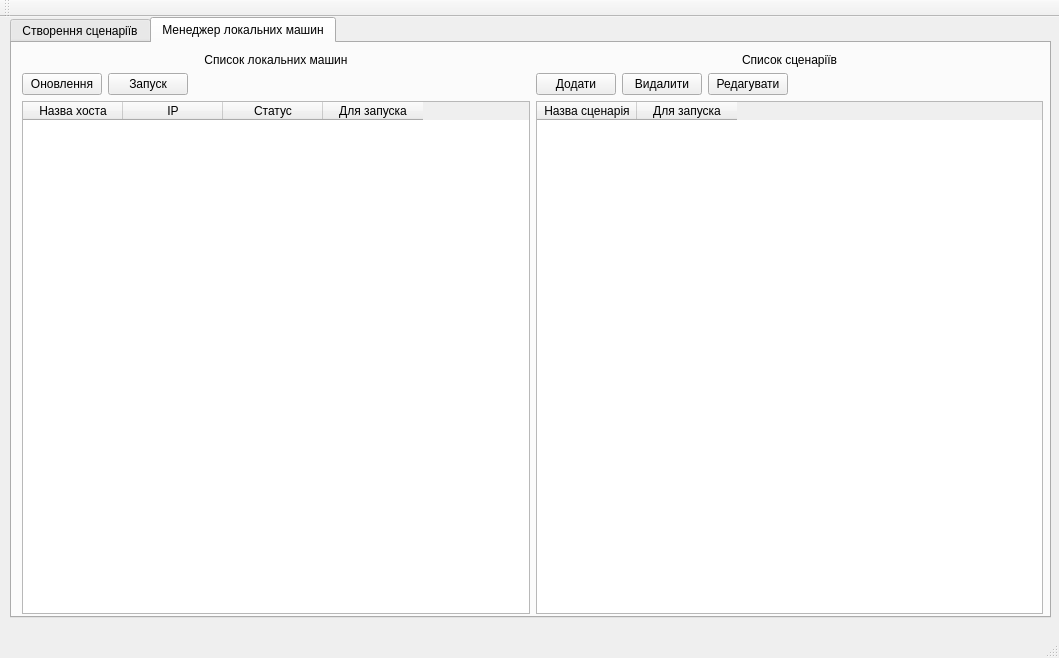
Qt form mainwindow.ui (sweetcolor/WinAutoInstaller) before a commit.
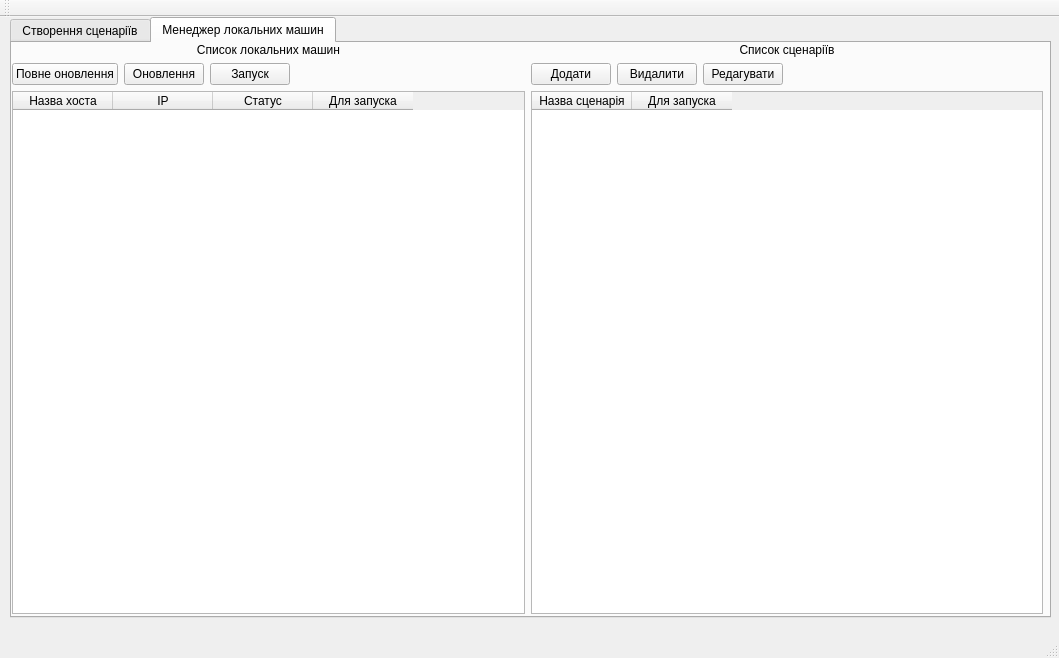
The same form after that commit.

Commit message: fetch and update hosts list from database

```diff
--- a/mainwindow.ui
+++ b/mainwindow.ui
@@ -146,16 +146,16 @@
      <attribute name="title">
       <string>Менеджер локальних машин</string>
      </attribute>
-     <widget class="QWidget" name="">
+     <widget class="QWidget" name="layoutWidget">
       <property name="geometry">
        <rect>
-        <x>10</x>
-        <y>10</y>
-        <width>1021</width>
-        <height>561</height>
+        <x>0</x>
+        <y>0</y>
+        <width>1031</width>
+        <height>571</height>
        </rect>
       </property>
-      <layout class="QGridLayout" name="gridLayout">
+      <layout class="QGridLayout" name="hostManagerTabGridLayout">
        <item row="0" column="0">
         <layout class="QVBoxLayout" name="verticalLayout_2">
          <item>
@@ -169,7 +169,14 @@
           </widget>
          </item>
          <item>
-          <layout class="QHBoxLayout" name="horizontalLayout_2">
+          <layout class="QHBoxLayout" name="hostListButtonsHorizontalLayout">
+           <item>
+            <widget class="QPushButton" name="fullUpdateHostListButton">
+             <property name="text">
+              <string>Повне оновлення</string>
+             </property>
+            </widget>
+           </item>
            <item>
             <widget class="QPushButton" name="updateHostListButton">
              <property name="text">
```
Left out of the diff: 41 changed lines with no effect on the pictures. Lines whose indentation alone changed are shown as unchanged. The commit also changes 6 other files.
